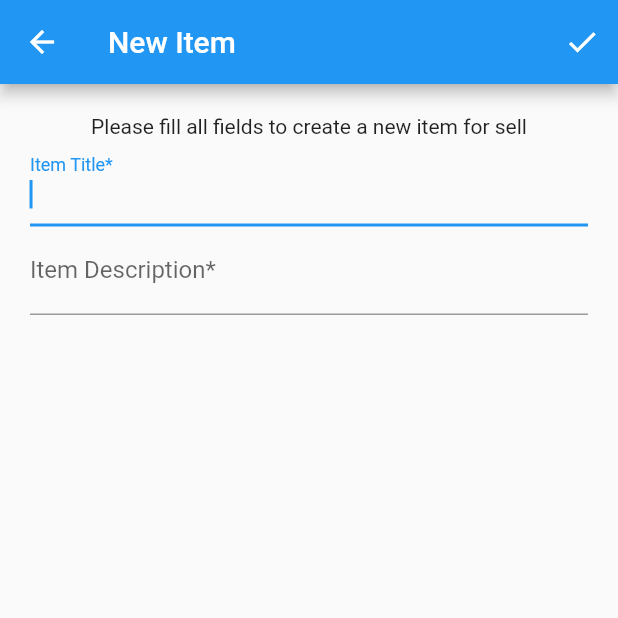
After one commit to MMHossaini/Flutter-Demo, a Flutter app: the CreateProductPage screen opened directly, on a phone screen of 412 x 824 dp, the top half of it. The commit adds this screen. Run offline on Flutter 3.47's test engine with Material 2 defaults, Android fonts, the phone set to English and light mode, and no system bars; our stand-ins replace cloud_firestore, firebase_auth; accounts and stored records are empty.

Commit message:
update create product to actually create a product

```diff
--- /dev/null
+++ b/lib/create-product.dart
@@ -0,0 +1,80 @@
+import 'package:cloud_firestore/cloud_firestore.dart';
+import 'package:firebase_auth/firebase_auth.dart';
+import 'package:flutter/material.dart';
+
+class CreateProductPage extends StatefulWidget {
+  CreateProductPage({Key key, this.title, this.uid})
+      : super(key: key); //update this to include the uid in the constructor
+  final String title;
+  final String uid; //include this
+
+  @override
+  CreateProductPageState createState() => CreateProductPageState();
+}
+
+class CreateProductPageState extends State<CreateProductPage> {
+  final GlobalKey<FormState> newProductForm = GlobalKey<FormState>();
+
+  TextEditingController productTitleInputController;
+  TextEditingController productDescripInputController;
+  FirebaseUser currentUser;
+
+  @override
+  initState() {
+    productTitleInputController = new TextEditingController();
+    productDescripInputController = new TextEditingController();
+    this.getCurrentUser();
+    super.initState();
+  }
+
+  void getCurrentUser() async {
+    currentUser = await FirebaseAuth.instance.currentUser();
+  }
+
+  @override
+  Widget build(BuildContext context) {
+    return Scaffold(
+      appBar: AppBar(
+        title: Text("New Item"),
+        actions: <Widget>[
+          IconButton(
+            onPressed: () {
+              if (newProductForm.currentState.validate()) {
+                Firestore.instance
+                    .collection("products")
+                    .add({
+                      "title": productTitleInputController.text,
+                      "description": productDescripInputController.text
+                    })
+                    .then((result) => {
+                          Navigator.pop(context),
+                        })
+                    .catchError((err) => print(err));
+              }
+            },
+            icon: Icon(Icons.done),
+          )
+        ],
+      ),
+      body: SingleChildScrollView(
+          padding: const EdgeInsets.all(20.0),
+          child: Form(
+            key: newProductForm,
+            child: Column(
+              children: <Widget>[
+                Text("Please fill all fields to create a new item for sell"),
+                TextField(
+                  autofocus: true,
+                  decoration: InputDecoration(labelText: 'Item Title*'),
+                  controller: productTitleInputController,
+                ),
+                TextField(
+                  decoration: InputDecoration(labelText: 'Item Description*'),
+                  controller: productDescripInputController,
+                )
+              ],
+            ),
+          )),
+    );
+  }
+}
--- a/lib/home.dart
+++ b/lib/home.dart
@@ -2,6 +2,7 @@ import 'package:flutter/material.dart';
 import 'package:cloud_firestore/cloud_firestore.dart';
 import 'package:firebase_auth/firebase_auth.dart';
 
+import 'create-product.dart';
 import 'main.dart';
 
 class HomePage extends StatefulWidget {
@@ -132,7 +133,8 @@ class HomePageState extends State<HomePage> {
                 onPressed: () {
                   Navigator.push(
                     context,
-                    MaterialPageRoute(builder: (context) => AddProductPage()),
+                    MaterialPageRoute(
+                        builder: (context) => CreateProductPage()),
                   );
                 },
               ),
```
Also changed, not shown: lib/main.dart (+0 -63 lines).
